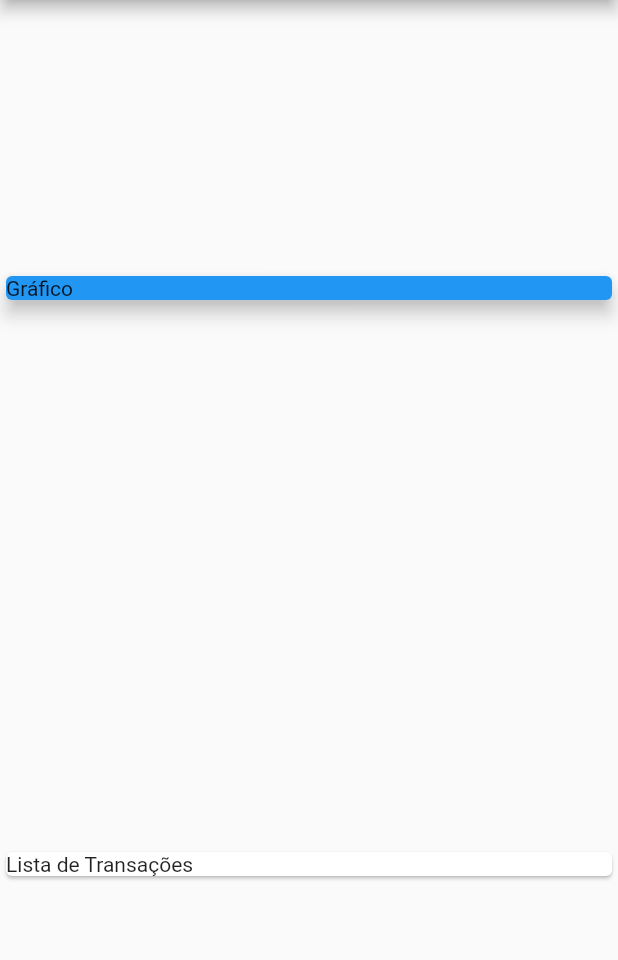
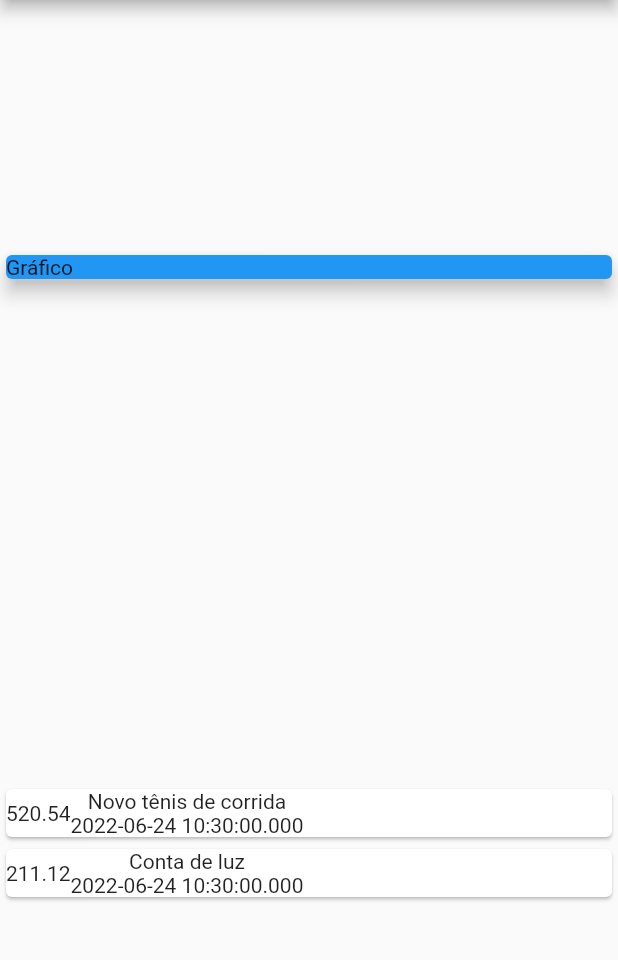
Before and after one commit to marcelookasaki/expenses, a Flutter app: the screen it shows after launch, on a phone screen of 412 x 824 dp, the part 84-1044 px from its top. Run offline on Flutter 3.47's test engine with Material 2 defaults, Android fonts, the phone set to English and light mode, and no system bars; missing offline and left inert: dart:ffi.

Commit message:
Lista atualizada com value e date

```diff
--- a/lib/main.dart
+++ b/lib/main.dart
@@ -43,8 +43,26 @@ class MyHomePage extends StatelessWidget {
                 elevation: 5,
               ),
             ),
-            Card(
-              child: Text('Lista de Transações'),
+            Column(
+              children: [
+                ..._transactions.map((tr) {
+                  return Card(
+                    child: Row(
+                      children: [
+                        Container(
+                          child: Text(tr.value.toString()),
+                        ),
+                        Column(
+                          children: [
+                            Text(tr.title),
+                            Text(tr.date.toString()),
+                          ],
+                        )
+                      ],
+                    ),
+                  );
+                }).toList(),
+              ],
             )
           ],
         ));
--- a/lib/models/transaction.dart
+++ b/lib/models/transaction.dart
@@ -11,5 +11,5 @@ class Transaction {
     required this.title,
     required this.value,
     required this.date,
-  })
+  });
 }
```
